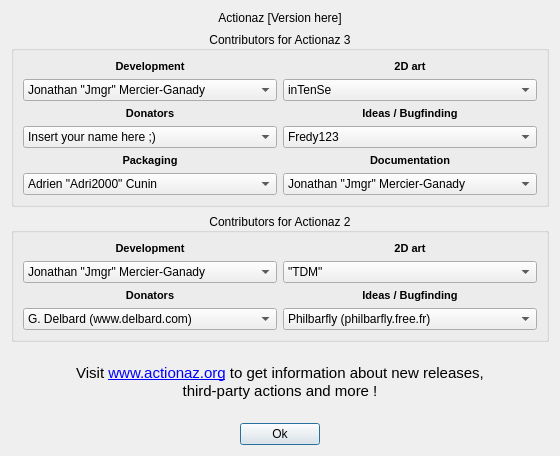
Above: gui/aboutdialog.ui from Jmgr/actiona before the change. Below: the same form after it.
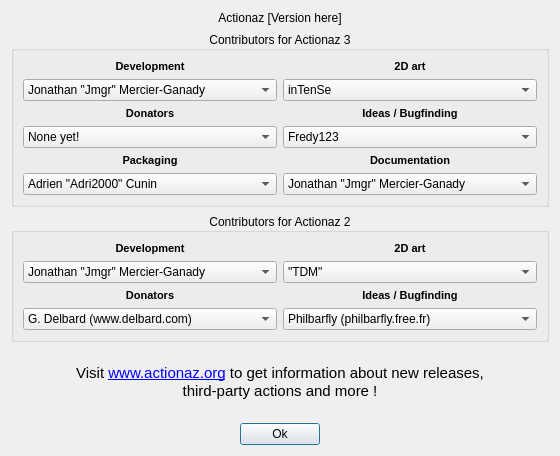
That is the form after the change. Icons and pictures are not drawn.

Commit message: Gui - updated the About dialog Locales - updated FR_fr

The edit to the form file:
```diff
--- a/gui/aboutdialog.ui
+++ b/gui/aboutdialog.ui
@@ -122,7 +122,7 @@
            <widget class="QComboBox" name="act3Donators">
             <item>
              <property name="text">
-              <string>Insert your name here ;)</string>
+              <string>None yet!</string>
              </property>
             </item>
            </widget>
```
The commit also changes 1 other file.
